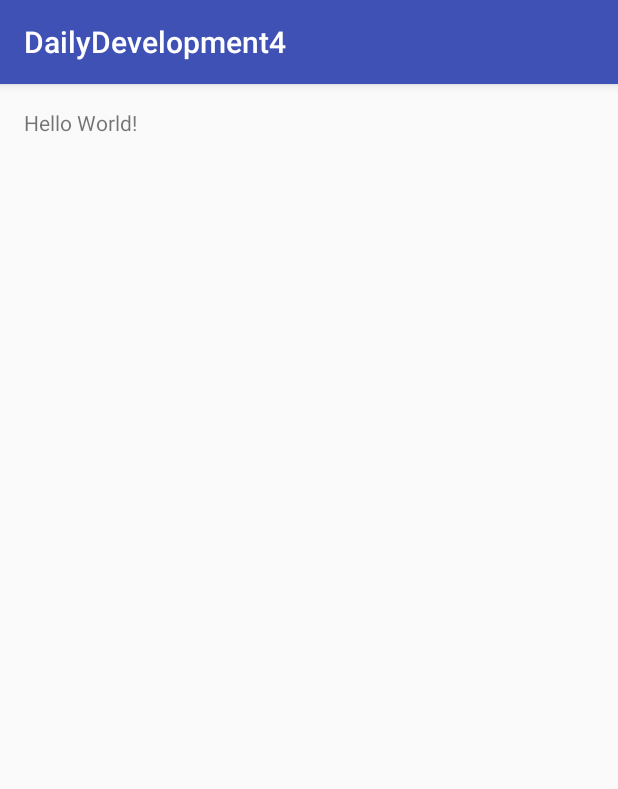
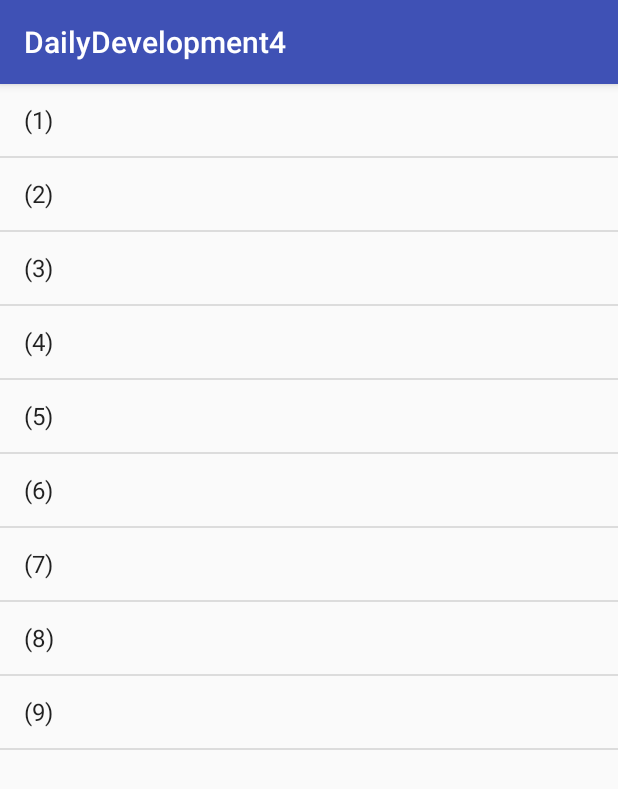
Before and after one commit to caofengbin/DailyDevelopment4, an Android app: the screen it shows after launch (MainActivity), on a phone screen of 412 x 824 dp. Shown: the top 789 px of the screen. Run offline under Robolectric (Android 15) with nearby library versions, the phone set to English and light mode, and no system bars.

Commit message:
add code

```diff
--- a/app/src/main/java/cfb/com/dailydevelopment4/MainActivity.java
+++ b/app/src/main/java/cfb/com/dailydevelopment4/MainActivity.java
@@ -1,13 +1,61 @@
 package cfb.com.dailydevelopment4;
 
+import android.content.Intent;
 import android.support.v7.app.AppCompatActivity;
 import android.os.Bundle;
+import android.view.View;
+import android.widget.AdapterView;
+import android.widget.ArrayAdapter;
+import android.widget.ListView;
 
-public class MainActivity extends AppCompatActivity {
+public class MainActivity extends AppCompatActivity implements AdapterView.OnItemClickListener {
+
+	private String[] mainItems;
+	private ListView mMainListView;
+	private ArrayAdapter<String> itemAdapter;
 
 	@Override
 	protected void onCreate(Bundle savedInstanceState) {
 		super.onCreate(savedInstanceState);
 		setContentView(R.layout.activity_main);
+
+		mainItems = getResources().getStringArray(R.array.main_view_string_array);
+		mMainListView = (ListView) findViewById(R.id.main_activity_listView);
+		itemAdapter = new ArrayAdapter<>(this,
+				android.R.layout.simple_list_item_1, mainItems);
+
+		mMainListView.setAdapter(itemAdapter);
+		mMainListView.setOnItemClickListener(this);
+	}
+
+	@Override
+	public void onItemClick(AdapterView<?> adapterView, View view, int position, long l) {
+		switch (position) {
+			case 0:
+
+				break;
+			case 1:
+				break;
+			case 2:
+
+				break;
+			case 3:
+				break;
+			case 4:
+				break;
+			case 5:
+				break;
+			case 6:
+				break;
+			case 7:
+				break;
+			case 8:
+				break;
+		}
+	}
+
+	private void startIntent(Class class1){
+		Intent intent = new Intent(MainActivity.this,class1);
+		startActivity(intent);
 	}
 }
--- a/app/src/main/res/layout/activity_main.xml
+++ b/app/src/main/res/layout/activity_main.xml
@@ -1,17 +1,10 @@
 <?xml version="1.0" encoding="utf-8"?>
-<RelativeLayout xmlns:android="http://schemas.android.com/apk/res/android"
-    xmlns:tools="http://schemas.android.com/tools"
-    android:id="@+id/activity_main"
-    android:layout_width="match_parent"
-    android:layout_height="match_parent"
-    android:paddingBottom="@dimen/activity_vertical_margin"
-    android:paddingLeft="@dimen/activity_horizontal_margin"
-    android:paddingRight="@dimen/activity_horizontal_margin"
-    android:paddingTop="@dimen/activity_vertical_margin"
-    tools:context="cfb.com.dailydevelopment4.MainActivity">
+<LinearLayout xmlns:android="http://schemas.android.com/apk/res/android"
+    android:orientation="vertical" android:layout_width="match_parent"
+    android:layout_height="match_parent">
 
-    <TextView
-        android:layout_width="wrap_content"
-        android:layout_height="wrap_content"
-        android:text="Hello World!" />
-</RelativeLayout>
+    <ListView
+        android:id="@+id/main_activity_listView"
+        android:layout_width="match_parent"
+        android:layout_height="match_parent" />
+</LinearLayout>
--- a/app/src/main/res/values/strings.xml
+++ b/app/src/main/res/values/strings.xml
@@ -1,3 +1,14 @@
 <resources>
     <string name="app_name">DailyDevelopment4</string>
+    <string-array name="main_view_string_array">
+        <item>(1)</item>
+        <item>(2)</item>
+        <item>(3)</item>
+        <item>(4)</item>
+        <item>(5)</item>
+        <item>(6)</item>
+        <item>(7)</item>
+        <item>(8)</item>
+        <item>(9)</item>
+    </string-array>
 </resources>
```
